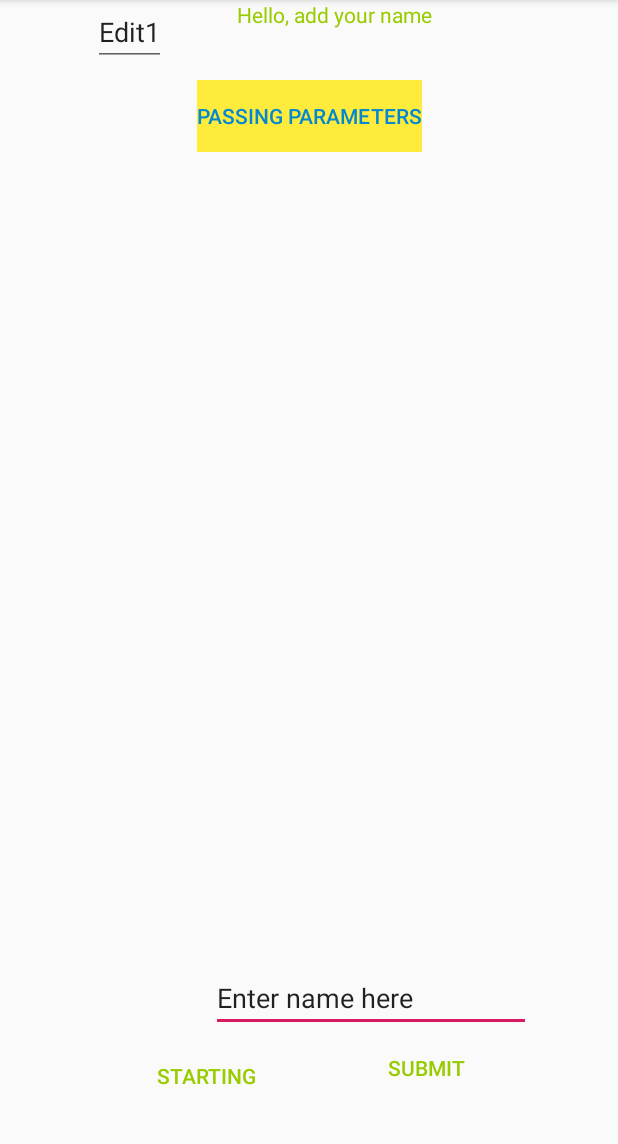
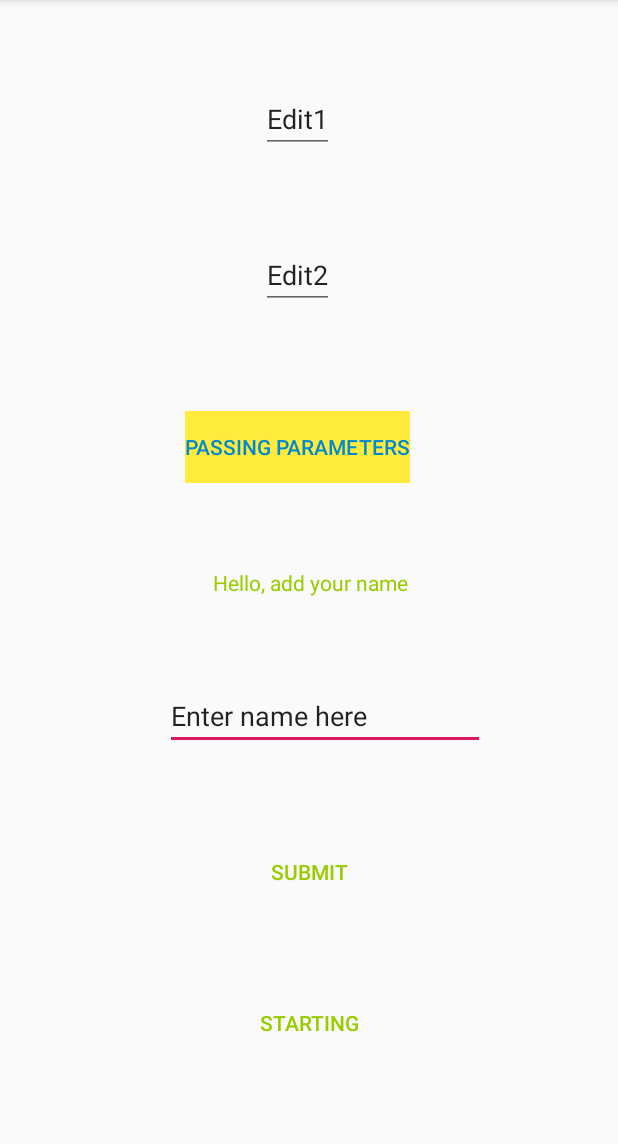
Before and after one commit to dedicatedfuture/AndroidActiviyIntents, an Android app: the screen it shows after launch (MainActivity), on a phone screen of 412 x 824 dp, the part 84-1228 px from its top. Run offline under Robolectric (Android 15) with nearby library versions, the phone set to English and light mode, and no system bars.

Commit message:
updated layout

```diff
--- a/app/src/main/res/layout/activity_main.xml
+++ b/app/src/main/res/layout/activity_main.xml
@@ -10,63 +10,74 @@
         android:id="@+id/greeting"
         android:layout_width="wrap_content"
         android:layout_height="wrap_content"
-        android:layout_marginEnd="124dp"
+        android:layout_marginStart="127dp"
+        android:layout_marginTop="8dp"
+        android:layout_marginEnd="126dp"
+        android:layout_marginBottom="8dp"
         android:text="@string/greeting"
+        app:layout_constraintBottom_toTopOf="@+id/name"
         app:layout_constraintEnd_toEndOf="parent"
-        tools:layout_editor_absoluteY="360dp" />
+        app:layout_constraintStart_toStartOf="parent"
+        app:layout_constraintTop_toBottomOf="@+id/btn_pass_params" />
 
     <Button
         android:id="@+id/btn_confirm"
         style="@style/Widget.AppCompat.Button.Borderless.Colored"
         android:layout_width="wrap_content"
         android:layout_height="wrap_content"
-        android:layout_marginEnd="84dp"
-        android:layout_marginBottom="32dp"
+        android:layout_marginStart="148dp"
+        android:layout_marginTop="8dp"
+        android:layout_marginEnd="148dp"
+        android:layout_marginBottom="8dp"
         android:onClick="simpleClick"
         android:text="@string/btn_confirm"
-        app:layout_constraintBottom_toBottomOf="parent"
-        app:layout_constraintEnd_toEndOf="parent" />
+        app:layout_constraintBottom_toTopOf="@+id/btn_start"
+        app:layout_constraintEnd_toEndOf="parent"
+        app:layout_constraintStart_toStartOf="parent"
+        app:layout_constraintTop_toBottomOf="@+id/name" />
 
     <Button
         android:id="@+id/btn_start"
         style="@style/Widget.AppCompat.Button.Borderless.Colored"
         android:layout_width="100dp"
         android:layout_height="41dp"
-        android:layout_marginStart="73dp"
-        android:layout_marginTop="18dp"
-        android:layout_marginEnd="39dp"
-        android:layout_marginBottom="38dp"
+        android:layout_marginStart="142dp"
+        android:layout_marginTop="8dp"
+        android:layout_marginEnd="142dp"
+        android:layout_marginBottom="24dp"
         android:text="@string/btn_start"
         app:layout_constraintBottom_toBottomOf="parent"
-        app:layout_constraintEnd_toStartOf="@+id/btn_confirm"
+        app:layout_constraintEnd_toEndOf="parent"
         app:layout_constraintStart_toStartOf="parent"
-        app:layout_constraintTop_toBottomOf="@+id/name" />
+        app:layout_constraintTop_toBottomOf="@+id/btn_confirm" />
 
     <EditText
         android:id="@+id/name"
         android:layout_width="wrap_content"
         android:layout_height="wrap_content"
-        android:layout_marginStart="3dp"
-        android:layout_marginEnd="84dp"
+        android:layout_marginStart="95dp"
+        android:layout_marginTop="8dp"
+        android:layout_marginEnd="74dp"
+        android:layout_marginBottom="8dp"
         android:ems="10"
         android:inputType="textPersonName"
         android:text="@string/name"
         app:layout_constraintBottom_toTopOf="@+id/btn_confirm"
         app:layout_constraintEnd_toEndOf="parent"
-        app:layout_constraintHorizontal_bias="0.659"
-        app:layout_constraintStart_toEndOf="@+id/btn_start" />
+        app:layout_constraintStart_toStartOf="parent"
+        app:layout_constraintTop_toBottomOf="@+id/greeting" />
 
     <EditText
         android:id="@+id/edit1"
         android:layout_width="wrap_content"
         android:layout_height="wrap_content"
-        android:layout_marginStart="86dp"
-        android:layout_marginTop="35dp"
-        android:layout_marginEnd="75dp"
-        android:layout_marginBottom="45dp"
+        android:layout_marginStart="160dp"
+        android:layout_marginTop="16dp"
+        android:layout_marginEnd="176dp"
+        android:layout_marginBottom="9dp"
         android:text="Edit1"
-        app:layout_constraintBottom_toTopOf="@+id/btn_pass_params"
-        app:layout_constraintEnd_toStartOf="@+id/edit2"
+        app:layout_constraintBottom_toTopOf="@+id/edit2"
+        app:layout_constraintEnd_toEndOf="parent"
         app:layout_constraintStart_toStartOf="parent"
         app:layout_constraintTop_toTopOf="parent" />
 
@@ -74,26 +85,26 @@
         android:id="@+id/edit2"
         android:layout_width="wrap_content"
         android:layout_height="wrap_content"
-        android:layout_marginStart="75dp"
-        android:layout_marginTop="35dp"
-        android:layout_marginEnd="126dp"
-        android:layout_marginBottom="45dp"
+        android:layout_marginStart="160dp"
+        android:layout_marginTop="8dp"
+        android:layout_marginEnd="176dp"
+        android:layout_marginBottom="16dp"
         android:text="Edit2"
         app:layout_constraintBottom_toTopOf="@+id/btn_pass_params"
         app:layout_constraintEnd_toEndOf="parent"
-        app:layout_constraintStart_toEndOf="@+id/edit1"
-        app:layout_constraintTop_toTopOf="parent" />
+        app:layout_constraintStart_toStartOf="parent"
+        app:layout_constraintTop_toBottomOf="@+id/edit1" />
 
     <Button
         android:id="@+id/btn_pass_params"
         style="@style/Widget.AppCompat.Button.Borderless.Colored"
         android:layout_width="wrap_content"
         android:layout_height="wrap_content"
-        android:layout_marginStart="117dp"
-        android:layout_marginTop="44dp"
-        android:layout_marginEnd="117dp"
 
-        android:layout_marginBottom="16dp"
+        android:layout_marginStart="108dp"
+        android:layout_marginTop="11dp"
+        android:layout_marginEnd="123dp"
+        android:layout_marginBottom="8dp"
         android:background="@color/newYellow"
         android:onClick="simpleClick"
         android:text="@string/btn_pass_params"
```
Also changed, not shown: 2 other files.
